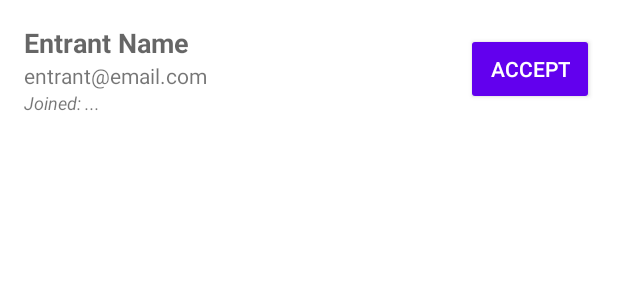
After one commit to Zypher-301/zypher-events, an Android app: the layout popup_organizer_waitlist_entrant.xml on its own in the app's theme, with its tools: preview values and no code run, on a phone screen of 412 x 824 dp. The commit adds this screen. Shown: the top 300 px of the screen. Run offline under Robolectric (Android 15) with nearby library versions, the phone set to English and light mode, and no system bars.

Commit message:
track waitlist date joined

```diff
--- /dev/null
+++ b/code/app/src/main/res/layout/popup_organizer_waitlist_entrant.xml
@@ -0,0 +1,47 @@
+<?xml version="1.0" encoding="utf-8"?>
+<LinearLayout xmlns:android="http://schemas.android.com/apk/res/android"
+    android:layout_width="match_parent"
+    android:layout_height="wrap_content"
+    android:orientation="horizontal"
+    android:padding="16dp"
+    android:gravity="center_vertical">
+
+    <LinearLayout
+        android:layout_width="0dp"
+        android:layout_height="wrap_content"
+        android:layout_weight="1"
+        android:orientation="vertical">
+
+        <TextView
+            android:id="@+id/tvEntrantName"
+            android:layout_width="wrap_content"
+            android:layout_height="wrap_content"
+            android:text="Entrant Name"
+            android:textAppearance="?android:attr/textAppearanceMedium"
+            android:textStyle="bold" />
+
+        <TextView
+            android:id="@+id/tvEntrantEmail"
+            android:layout_width="wrap_content"
+            android:layout_height="wrap_content"
+            android:text="entrant@email.com"
+            android:textAppearance="?android:attr/textAppearanceSmall" />
+
+        <TextView
+            android:id="@+id/tvTimeJoined"
+            android:layout_width="wrap_content"
+            android:layout_height="wrap_content"
+            android:text="Joined: ..."
+            android:textSize="12sp"
+            android:textStyle="italic" />
+
+    </LinearLayout>
+
+    <Button
+        android:id="@+id/btnMoveToAccepted"
+        android:layout_width="wrap_content"
+        android:layout_height="wrap_content"
+        android:text="Accept"
+        style="?android:attr/buttonStyleSmall" />
+
+</LinearLayout>
```
Also changed, not shown: code/app/src/main/java/com/example/zypherevent/Database.java (+175 -11 lines), code/app/src/main/java/com/example/zypherevent/Event.java (+21 -12 lines), code/app/src/main/java/com/example/zypherevent/WaitlistEntry.java (added, +135 -0 lines), code/app/src/main/java/com/example/zypherevent/ui/entrant/events/EntrantEventAdapter.java (+10 -1 lines), code/app/src/main/java/com/example/zypherevent/ui/entrant/events/EntrantJoinedEventsAdapter.java (+8 -2 lines), code/app/src/main/java/com/example/zypherevent/ui/entrant/events/EntrantSettingsFragment.java (+14 -2 lines), code/app/src/main/java/com/example/zypherevent/ui/organizer/events/OrganizerMyEventsFragment.java (+6 -5 lines), code/app/src/main/java/com/example/zypherevent/ui/organizer/events/SendNotificationFragment.java (+7 -1 lines), code/app/src/main/java/com/example/zypherevent/ui/organizer/events/WaitlistEntrantAdapter.java (+24 -13 lines).
